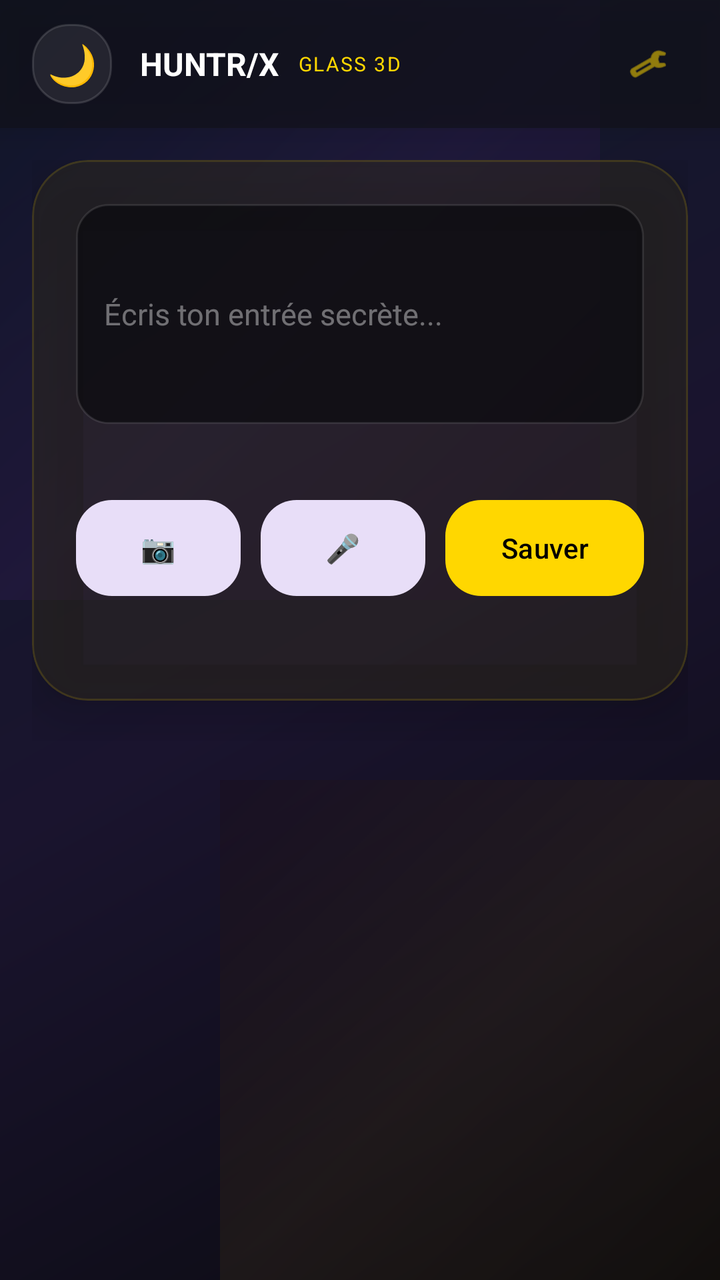
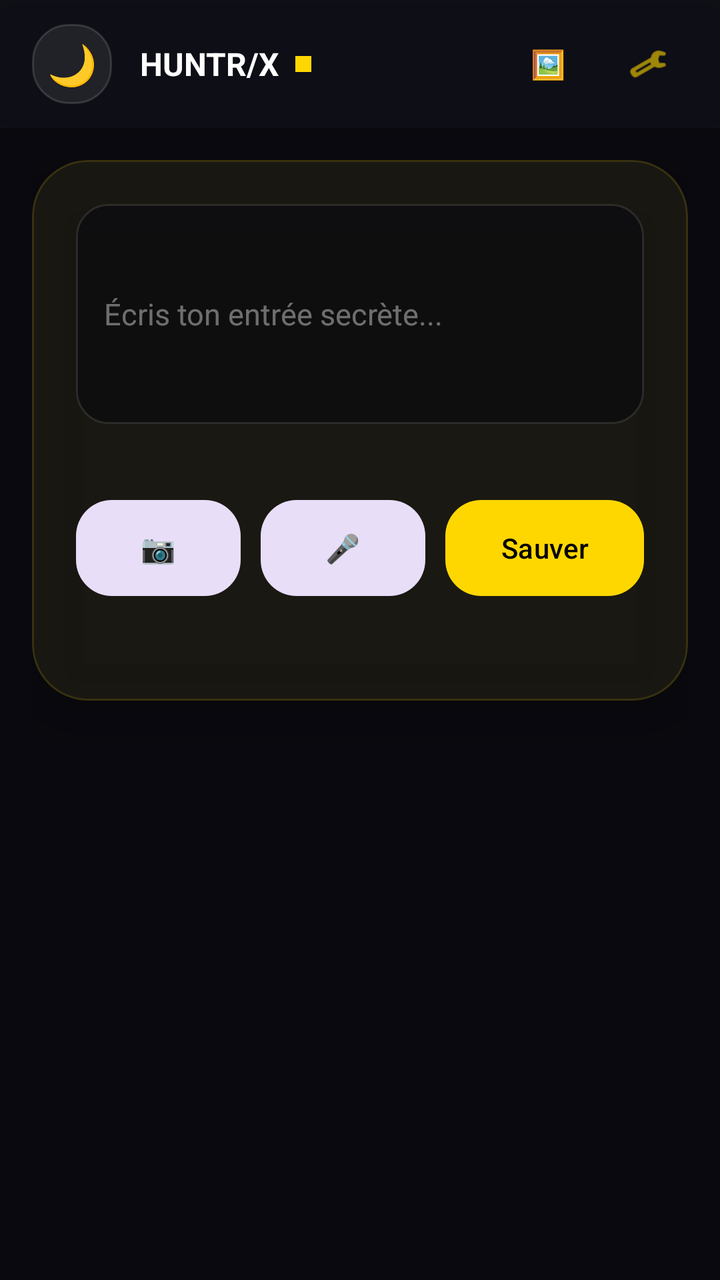

The first picture is an Android layout as it rendered before a commit; the second is the same layout after the commit. The layout source and the unified diff follow.
<!-- AndroidManifest.xml: application theme Theme.Diary2 -->
<!-- res/layout/activity_main.xml -->
<?xml version="1.0" encoding="utf-8"?>
<FrameLayout xmlns:android="http://schemas.android.com/apk/res/android"
    xmlns:app="http://schemas.android.com/apk/res-auto"
    android:id="@+id/rootMain" android:layout_width="match_parent" android:layout_height="match_parent"
    android:background="@drawable/bg_aurora_blur">

    <View android:layout_width="300dp" android:layout_height="300dp" android:layout_gravity="top|start"
        android:background="@drawable/bg_wall_nebula" android:alpha="0.4"/>
    <View android:layout_width="250dp" android:layout_height="250dp" android:layout_gravity="bottom|end"
        android:background="@drawable/bg_wall_gold" android:alpha="0.25"/>

    <LinearLayout android:layout_width="match_parent" android:layout_height="match_parent" android:orientation="vertical">
        <LinearLayout android:layout_width="match_parent" android:layout_height="64dp"
            android:orientation="horizontal" android:gravity="center_vertical" android:paddingHorizontal="16dp"
            android:background="#B312121A" android:elevation="10dp">
            <LinearLayout android:id="@+id/logoMoon" android:layout_width="0dp" android:layout_weight="1"
                android:layout_height="match_parent" android:orientation="horizontal" android:gravity="center_vertical">
                <TextView android:layout_width="40dp" android:layout_height="40dp" android:text="🌙"
                    android:gravity="center" android:textSize="20sp" android:background="@drawable/bg_glass_button" android:elevation="4dp"/>
                <TextView android:layout_width="wrap_content" android:layout_height="wrap_content"
                    android:text=" HUNTR/X" android:textColor="#FFF" android:textStyle="bold" android:textSize="16sp" android:layout_marginStart="10dp"/>
                <TextView android:layout_width="wrap_content" android:layout_height="wrap_content"
                    android:text=" GLASS 3D" android:textColor="#FFD700" android:textSize="10sp" android:layout_marginStart="6dp" android:letterSpacing="0.08"/>
            </LinearLayout>
            <com.google.android.material.button.MaterialButton android:id="@+id/btnTheme"
                android:layout_width="44dp" android:layout_height="44dp" android:insetTop="0dp" android:insetBottom="0dp"
                app:icon="@android:drawable/ic_menu_preferences" style="@style/Widget.Material3.Button.IconButton" android:alpha="0.9"/>
        </LinearLayout>

        <LinearLayout android:id="@+id/themePanel" android:layout_width="match_parent" android:layout_height="wrap_content"
            android:orientation="vertical" android:background="#CC1A1A24" android:padding="16dp" android:visibility="gone" android:elevation="8dp">
            <TextView android:text="VERRE 3D + COULEURS" android:textColor="#888" android:textSize="11sp" android:layout_width="wrap_content" android:layout_height="wrap_content"/>
            <LinearLayout android:layout_width="match_parent" android:layout_height="wrap_content" android:orientation="horizontal" android:layout_marginTop="10dp">
                <View android:id="@+id/cGold" android:layout_width="44dp" android:layout_height="44dp" android:background="#FFD700" android:elevation="6dp"/>
                <View android:id="@+id/cViolet" android:layout_width="44dp" android:layout_height="44dp" android:background="#9C27B0" android:layout_marginStart="10dp" android:elevation="6dp"/>
                <View android:id="@+id/cRose" android:layout_width="44dp" android:layout_height="44dp" android:background="#FF69B4" android:layout_marginStart="10dp" android:elevation="6dp"/>
                <View android:id="@+id/cCyan" android:layout_width="44dp" android:layout_height="44dp" android:background="#00E5FF" android:layout_marginStart="10dp" android:elevation="6dp"/>
                <View android:id="@+id/cGreen" android:layout_width="44dp" android:layout_height="44dp" android:background="#00FF88" android:layout_marginStart="10dp" android:elevation="6dp"/>
            </LinearLayout>
        </LinearLayout>

        <ScrollView android:layout_width="match_parent" android:layout_height="0dp" android:layout_weight="1">
            <LinearLayout android:layout_width="match_parent" android:layout_height="wrap_content" android:orientation="vertical" android:padding="16dp">
                <com.google.android.material.card.MaterialCardView android:layout_width="match_parent" android:layout_height="wrap_content"
                    app:cardCornerRadius="28dp" app:strokeWidth="1dp" app:strokeColor="#22FFD700" app:cardBackgroundColor="#9915151F" app:cardElevation="18dp">
                    <LinearLayout android:layout_width="match_parent" android:layout_height="wrap_content" android:orientation="vertical" android:padding="22dp">
                        <EditText android:id="@+id/entryText" android:layout_width="match_parent" android:layout_height="110dp"
                            android:background="@drawable/bg_glass_input" android:hint="Écris ton entrée secrète..." android:textColor="#FFF"
                            android:textColorHint="#66FFFFFF" android:textSize="15sp" android:padding="14dp"/>
                        <LinearLayout android:id="@+id/blocksContainer" android:layout_width="match_parent" android:layout_height="wrap_content" android:orientation="vertical" android:layout_marginTop="14dp"/>
                        <LinearLayout android:layout_width="match_parent" android:layout_height="wrap_content" android:orientation="horizontal" android:layout_marginTop="20dp">
                            <com.google.android.material.button.MaterialButton android:id="@+id/btnImage" android:layout_width="0dp" android:layout_weight="1" android:layout_height="56dp"
                                android:text="📷" style="@style/Widget.Material3.Button.TonalButton" app:cornerRadius="18dp"/>
                            <com.google.android.material.button.MaterialButton android:id="@+id/btnVoice" android:layout_width="0dp" android:layout_weight="1" android:layout_height="56dp"
                                android:text="🎤" android:layout_marginStart="10dp" style="@style/Widget.Material3.Button.TonalButton" app:cornerRadius="18dp"/>
                            <com.google.android.material.button.MaterialButton android:id="@+id/btnSave" android:layout_width="0dp" android:layout_weight="1.2" android:layout_height="56dp"
                                android:text="Sauver" android:layout_marginStart="10dp" style="@style/Widget.Material3.Button" app:cornerRadius="18dp"/>
                        </LinearLayout>
                        <TextView android:id="@+id/tvRecordingStatus" android:layout_width="wrap_content" android:layout_height="wrap_content" android:text="" android:textColor="#FF69B4" android:textSize="12sp" android:layout_marginTop="10dp"/>
                    </LinearLayout>
                </com.google.android.material.card.MaterialCardView>
                <androidx.recyclerview.widget.RecyclerView android:id="@+id/timeline"
                    android:layout_width="match_parent" android:layout_height="wrap_content" android:nestedScrollingEnabled="false" android:layout_marginTop="20dp"/>
            </LinearLayout>
        </ScrollView>
    </LinearLayout>
</FrameLayout>
<!-- resources referenced by this layout -->
<resources>
  <!-- drawable bg_aurora_blur (drawable) -->
  <?xml version="1.0" encoding="utf-8"?>
  <shape xmlns:android="http://schemas.android.com/apk/res/android">
      <gradient android:angle="135" android:type="linear"
          android:startColor="#0A0A0F" android:centerColor="#1A142E" android:endColor="#0F1A2A"/>
  </shape>
  <!-- drawable bg_glass_button (drawable) -->
  <?xml version="1.0" encoding="utf-8"?>
  <shape xmlns:android="http://schemas.android.com/apk/res/android">
      <solid android:color="#14FFFFFF"/>
      <corners android:radius="18dp"/>
      <stroke android:width="1dp" android:color="#22FFFFFF"/>
  </shape>
  <!-- drawable bg_glass_input (drawable) -->
  <?xml version="1.0" encoding="utf-8"?>
  <shape xmlns:android="http://schemas.android.com/apk/res/android">
      <solid android:color="#B80A0A0F"/>
      <corners android:radius="16dp"/>
      <stroke android:width="1dp" android:color="#1AFFFFFF"/>
  </shape>
  <!-- drawable bg_wall_gold (drawable) -->
  <?xml version="1.0" encoding="utf-8"?>
  <shape xmlns:android="http://schemas.android.com/apk/res/android">
      <gradient android:angle="135" android:startColor="#2A1F0A" android:centerColor="#4A3A1A" android:endColor="#1A0A0F"/>
  </shape>
  <!-- drawable bg_wall_nebula (drawable) -->
  <?xml version="1.0" encoding="utf-8"?>
  <shape xmlns:android="http://schemas.android.com/apk/res/android">
      <gradient android:angle="135" android:startColor="#1A0A2E" android:centerColor="#2D1B4E" android:endColor="#0F0F23"/>
  </shape>
  <style name="Theme.Diary2" parent="Theme.Material3.DayNight.NoActionBar">
          <item name="colorPrimary">#FFD700</item>
          <item name="colorOnPrimary">#000000</item>
          <item name="colorPrimaryContainer">#2A2A3A</item>
          <item name="colorSecondary">#9C27B0</item>
          <item name="colorTertiary">#FF69B4</item>
          <item name="android:colorBackground">#0A0A0F</item>
          <item name="colorSurface">#15151F</item>
          <item name="colorOnSurface">#FFFFFF</item>
          <item name="android:statusBarColor">@android:color/transparent</item>
          <item name="android:navigationBarColor">#0A0A0F</item>
      </style>
</resources>

<!-- the commit's change to res/layout/activity_main.xml (unified diff, before → after) -->
@@ -1,47 +1,37 @@
 <?xml version="1.0" encoding="utf-8"?>
-<FrameLayout xmlns:android="http://schemas.android.com/apk/res/android"
-    xmlns:app="http://schemas.android.com/apk/res-auto"
-    android:id="@+id/rootMain" android:layout_width="match_parent" android:layout_height="match_parent"
-    android:background="@drawable/bg_aurora_blur">
+<FrameLayout xmlns:android="http://schemas.android.com/apk/res/android" xmlns:app="http://schemas.android.com/apk/res-auto"
+    android:id="@+id/rootMain" android:layout_width="match_parent" android:layout_height="match_parent" android:background="#0A0A0F">
 
-    <View android:layout_width="300dp" android:layout_height="300dp" android:layout_gravity="top|start"
-        android:background="@drawable/bg_wall_nebula" android:alpha="0.4"/>
-    <View android:layout_width="250dp" android:layout_height="250dp" android:layout_gravity="bottom|end"
-        android:background="@drawable/bg_wall_gold" android:alpha="0.25"/>
+    <ImageView android:id="@+id/ivCustomWallpaper" android:layout_width="match_parent" android:layout_height="match_parent" android:scaleType="centerCrop" android:visibility="gone"/>
+    <View android:layout_width="match_parent" android:layout_height="match_parent" android:background="#AA0A0A0F"/>
 
     <LinearLayout android:layout_width="match_parent" android:layout_height="match_parent" android:orientation="vertical">
-        <LinearLayout android:layout_width="match_parent" android:layout_height="64dp"
-            android:orientation="horizontal" android:gravity="center_vertical" android:paddingHorizontal="16dp"
-            android:background="#B312121A" android:elevation="10dp">
-            <LinearLayout android:id="@+id/logoMoon" android:layout_width="0dp" android:layout_weight="1"
-                android:layout_height="match_parent" android:orientation="horizontal" android:gravity="center_vertical">
-                <TextView android:layout_width="40dp" android:layout_height="40dp" android:text="🌙"
-                    android:gravity="center" android:textSize="20sp" android:background="@drawable/bg_glass_button" android:elevation="4dp"/>
-                <TextView android:layout_width="wrap_content" android:layout_height="wrap_content"
-                    android:text=" HUNTR/X" android:textColor="#FFF" android:textStyle="bold" android:textSize="16sp" android:layout_marginStart="10dp"/>
-                <TextView android:layout_width="wrap_content" android:layout_height="wrap_content"
-                    android:text=" GLASS 3D" android:textColor="#FFD700" android:textSize="10sp" android:layout_marginStart="6dp" android:letterSpacing="0.08"/>
+        <LinearLayout android:id="@+id/topBar" android:layout_width="match_parent" android:layout_height="64dp" android:orientation="horizontal" android:gravity="center_vertical" android:paddingHorizontal="16dp" android:background="#B312121A" android:elevation="10dp">
+            <LinearLayout android:id="@+id/logoMoon" android:layout_width="0dp" android:layout_weight="1" android:layout_height="match_parent" android:orientation="horizontal" android:gravity="center_vertical">
+                <TextView android:layout_width="40dp" android:layout_height="40dp" android:text="🌙" android:gravity="center" android:textSize="20sp" android:background="@drawable/bg_glass_button" android:elevation="4dp"/>
+                <TextView android:layout_width="wrap_content" android:layout_height="wrap_content" android:text=" HUNTR/X" android:textColor="#FFF" android:textStyle="bold" android:textSize="16sp" android:layout_marginStart="10dp"/>
+                <TextView android:id="@+id/tvAccentDot" android:layout_width="8dp" android:layout_height="8dp" android:layout_marginStart="8dp" android:background="#FFD700"/>
             </LinearLayout>
-            <com.google.android.material.button.MaterialButton android:id="@+id/btnTheme"
-                android:layout_width="44dp" android:layout_height="44dp" android:insetTop="0dp" android:insetBottom="0dp"
-                app:icon="@android:drawable/ic_menu_preferences" style="@style/Widget.Material3.Button.IconButton" android:alpha="0.9"/>
+            <com.google.android.material.button.MaterialButton android:id="@+id/btnWallpaper" android:layout_width="44dp" android:layout_height="44dp" android:text="🖼️" style="@style/Widget.Material3.Button.IconButton" android:insetTop="0dp" android:insetBottom="0dp"/>
+            <com.google.android.material.button.MaterialButton android:id="@+id/btnTheme" android:layout_width="44dp" android:layout_height="44dp" app:icon="@android:drawable/ic_menu_preferences" style="@style/Widget.Material3.Button.IconButton" android:insetTop="0dp" android:insetBottom="0dp" android:layout_marginStart="4dp"/>
         </LinearLayout>
 
-        <LinearLayout android:id="@+id/themePanel" android:layout_width="match_parent" android:layout_height="wrap_content"
-            android:orientation="vertical" android:background="#CC1A1A24" android:padding="16dp" android:visibility="gone" android:elevation="8dp">
-            <TextView android:text="VERRE 3D + COULEURS" android:textColor="#888" android:textSize="11sp" android:layout_width="wrap_content" android:layout_height="wrap_content"/>
+        <LinearLayout android:id="@+id/themePanel" android:layout_width="match_parent" android:layout_height="wrap_content" android:orientation="vertical" android:background="#CC1A1A24" android:padding="16dp" android:visibility="gone" android:elevation="8dp">
+            <TextView android:text="COULEUR GLOBALE - MODIFIE TOUT" android:textColor="#888" android:textSize="11sp" android:layout_width="wrap_content" android:layout_height="wrap_content"/>
             <LinearLayout android:layout_width="match_parent" android:layout_height="wrap_content" android:orientation="horizontal" android:layout_marginTop="10dp">
                 <View android:id="@+id/cGold" android:layout_width="44dp" android:layout_height="44dp" android:background="#FFD700" android:elevation="6dp"/>
                 <View android:id="@+id/cViolet" android:layout_width="44dp" android:layout_height="44dp" android:background="#9C27B0" android:layout_marginStart="10dp" android:elevation="6dp"/>
                 <View android:id="@+id/cRose" android:layout_width="44dp" android:layout_height="44dp" android:background="#FF69B4" android:layout_marginStart="10dp" android:elevation="6dp"/>
                 <View android:id="@+id/cCyan" android:layout_width="44dp" android:layout_height="44dp" android:background="#00E5FF" android:layout_marginStart="10dp" android:elevation="6dp"/>
                 <View android:id="@+id/cGreen" android:layout_width="44dp" android:layout_height="44dp" android:background="#00FF88" android:layout_marginStart="10dp" android:elevation="6dp"/>
+                <View android:id="@+id/cOrange" android:layout_width="44dp" android:layout_height="44dp" android:background="#FF6B35" android:layout_marginStart="10dp" android:elevation="6dp"/>
             </LinearLayout>
+            <com.google.android.material.button.MaterialButton android:id="@+id/btnResetWall" android:layout_width="wrap_content" android:layout_height="36dp" android:text="Retirer fond perso" android:layout_marginTop="12dp" style="@style/Widget.Material3.Button.TonalButton"/>
         </LinearLayout>
 
         <ScrollView android:layout_width="match_parent" android:layout_height="0dp" android:layout_weight="1">
             <LinearLayout android:layout_width="match_parent" android:layout_height="wrap_content" android:orientation="vertical" android:padding="16dp">
-                <com.google.android.material.card.MaterialCardView android:layout_width="match_parent" android:layout_height="wrap_content"
+                <com.google.android.material.card.MaterialCardView android:id="@+id/mainCard" android:layout_width="match_parent" android:layout_height="wrap_content"
                     app:cardCornerRadius="28dp" app:strokeWidth="1dp" app:strokeColor="#22FFD700" app:cardBackgroundColor="#9915151F" app:cardElevation="18dp">
                     <LinearLayout android:layout_width="match_parent" android:layout_height="wrap_content" android:orientation="vertical" android:padding="22dp">
                         <EditText android:id="@+id/entryText" android:layout_width="match_parent" android:layout_height="110dp"
@@ -49,18 +39,14 @@
                             android:textColorHint="#66FFFFFF" android:textSize="15sp" android:padding="14dp"/>
                         <LinearLayout android:id="@+id/blocksContainer" android:layout_width="match_parent" android:layout_height="wrap_content" android:orientation="vertical" android:layout_marginTop="14dp"/>
                         <LinearLayout android:layout_width="match_parent" android:layout_height="wrap_content" android:orientation="horizontal" android:layout_marginTop="20dp">
-                            <com.google.android.material.button.MaterialButton android:id="@+id/btnImage" android:layout_width="0dp" android:layout_weight="1" android:layout_height="56dp"
-                                android:text="📷" style="@style/Widget.Material3.Button.TonalButton" app:cornerRadius="18dp"/>
-                            <com.google.android.material.button.MaterialButton android:id="@+id/btnVoice" android:layout_width="0dp" android:layout_weight="1" android:layout_height="56dp"
-                                android:text="🎤" android:layout_marginStart="10dp" style="@style/Widget.Material3.Button.TonalButton" app:cornerRadius="18dp"/>
-                            <com.google.android.material.button.MaterialButton android:id="@+id/btnSave" android:layout_width="0dp" android:layout_weight="1.2" android:layout_height="56dp"
-                                android:text="Sauver" android:layout_marginStart="10dp" style="@style/Widget.Material3.Button" app:cornerRadius="18dp"/>
+                            <com.google.android.material.button.MaterialButton android:id="@+id/btnImage" android:layout_width="0dp" android:layout_weight="1" android:layout_height="56dp" android:text="📷" style="@style/Widget.Material3.Button.TonalButton" app:cornerRadius="18dp"/>
+                            <com.google.android.material.button.MaterialButton android:id="@+id/btnVoice" android:layout_width="0dp" android:layout_weight="1" android:layout_height="56dp" android:text="🎤" android:layout_marginStart="10dp" style="@style/Widget.Material3.Button.TonalButton" app:cornerRadius="18dp"/>
+                            <com.google.android.material.button.MaterialButton android:id="@+id/btnSave" android:layout_width="0dp" android:layout_weight="1.2" android:layout_height="56dp" android:text="Sauver" android:layout_marginStart="10dp" style="@style/Widget.Material3.Button" app:cornerRadius="18dp"/>
                         </LinearLayout>
                         <TextView android:id="@+id/tvRecordingStatus" android:layout_width="wrap_content" android:layout_height="wrap_content" android:text="" android:textColor="#FF69B4" android:textSize="12sp" android:layout_marginTop="10dp"/>
                     </LinearLayout>
                 </com.google.android.material.card.MaterialCardView>
-                <androidx.recyclerview.widget.RecyclerView android:id="@+id/timeline"
-                    android:layout_width="match_parent" android:layout_height="wrap_content" android:nestedScrollingEnabled="false" android:layout_marginTop="20dp"/>
+                <androidx.recyclerview.widget.RecyclerView android:id="@+id/timeline" android:layout_width="match_parent" android:layout_height="wrap_content" android:nestedScrollingEnabled="false" android:layout_marginTop="20dp"/>
             </LinearLayout>
         </ScrollView>
     </LinearLayout>
<!-- resource entries referenced after the edit -->
@@ -1,11 +1,5 @@
 <!-- resources referenced by this layout -->
 <resources>
-  <!-- drawable bg_aurora_blur (drawable) -->
-  <?xml version="1.0" encoding="utf-8"?>
-  <shape xmlns:android="http://schemas.android.com/apk/res/android">
-      <gradient android:angle="135" android:type="linear"
-          android:startColor="#0A0A0F" android:centerColor="#1A142E" android:endColor="#0F1A2A"/>
-  </shape>
   <!-- drawable bg_glass_button (drawable) -->
   <?xml version="1.0" encoding="utf-8"?>
   <shape xmlns:android="http://schemas.android.com/apk/res/android">
@@ -19,16 +13,6 @@
       <solid android:color="#B80A0A0F"/>
       <corners android:radius="16dp"/>
       <stroke android:width="1dp" android:color="#1AFFFFFF"/>
-  </shape>
-  <!-- drawable bg_wall_gold (drawable) -->
-  <?xml version="1.0" encoding="utf-8"?>
-  <shape xmlns:android="http://schemas.android.com/apk/res/android">
-      <gradient android:angle="135" android:startColor="#2A1F0A" android:centerColor="#4A3A1A" android:endColor="#1A0A0F"/>
-  </shape>
-  <!-- drawable bg_wall_nebula (drawable) -->
-  <?xml version="1.0" encoding="utf-8"?>
-  <shape xmlns:android="http://schemas.android.com/apk/res/android">
-      <gradient android:angle="135" android:startColor="#1A0A2E" android:centerColor="#2D1B4E" android:endColor="#0F0F23"/>
   </shape>
   <style name="Theme.Diary2" parent="Theme.Material3.DayNight.NoActionBar">
           <item name="colorPrimary">#FFD700</item>
